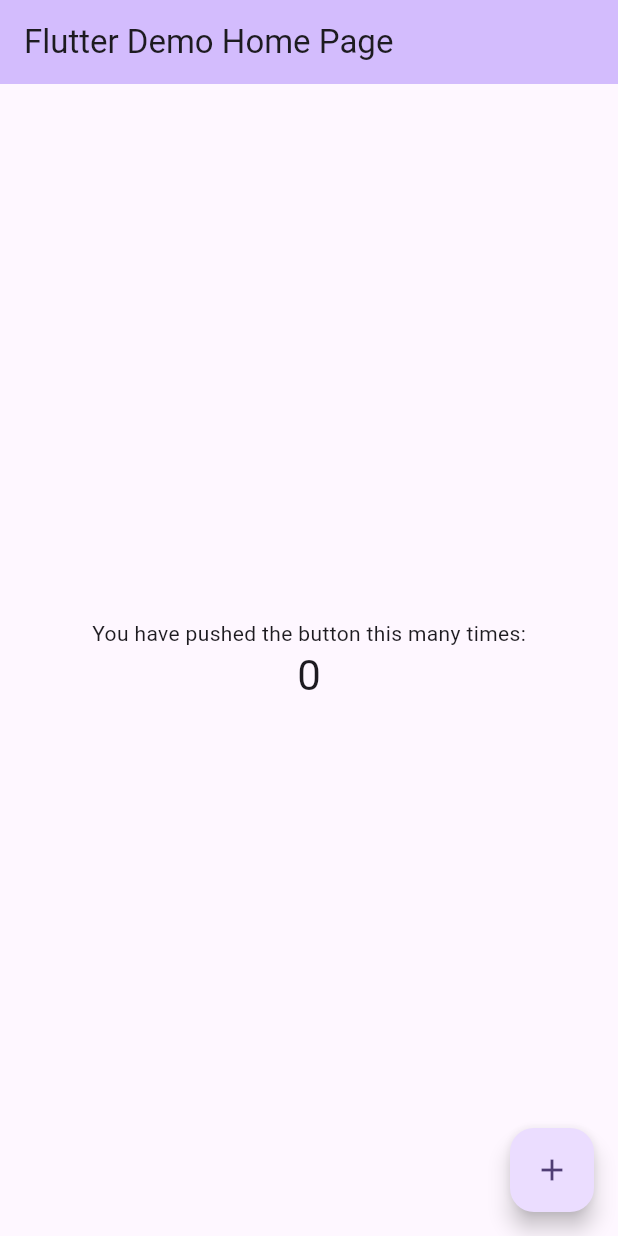
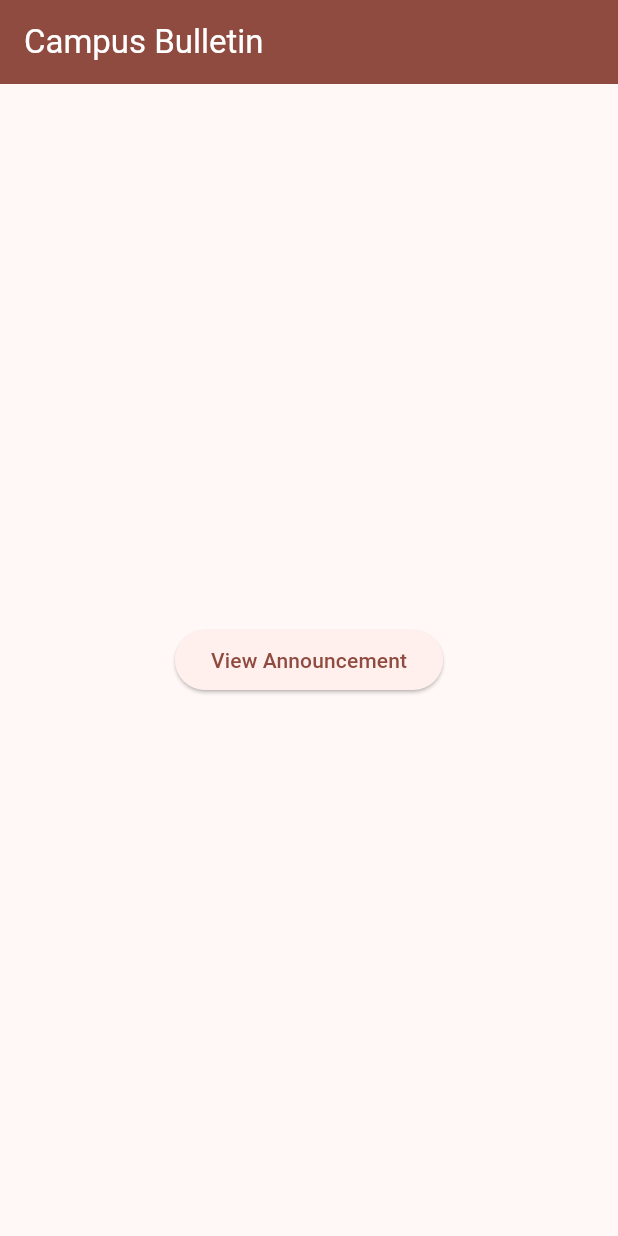
Before and after one commit to jsmn761/CSIT284-Capstone-Ruiz, a Flutter app: the screen it shows after launch, on a phone screen of 412 x 824 dp. Run offline on Flutter 3.47's test engine with Material 3 defaults, Android fonts, the phone set to English and light mode, and no system bars.

Commit message:
Add details screen and navigation

```diff
--- a/capstone_ruiz/lib/main.dart
+++ b/capstone_ruiz/lib/main.dart
@@ -1,122 +1,25 @@
 import 'package:flutter/material.dart';
+import 'package:capstone_ruiz/screens/announcement_screen.dart';
 
 void main() {
-  runApp(const MyApp());
+   runApp(const CampusBulletinApp());
 }
 
-class MyApp extends StatelessWidget {
-  const MyApp({super.key});
+class CampusBulletinApp extends StatelessWidget {
+  const CampusBulletinApp({super.key});
 
-  // This widget is the root of your application.
   @override
   Widget build(BuildContext context) {
     return MaterialApp(
-      title: 'Flutter Demo',
-      theme: ThemeData(
-        // This is the theme of your application.
-        //
-        // TRY THIS: Try running your application with "flutter run". You'll see
-        // the application has a purple toolbar. Then, without quitting the app,
-        // try changing the seedColor in the colorScheme below to Colors.green
-        // and then invoke "hot reload" (save your changes or press the "hot
-        // reload" button in a Flutter-supported IDE, or press "r" if you used
-        // the command line to start the app).
-        //
-        // Notice that the counter didn't reset back to zero; the application
-        // state is not lost during the reload. To reset the state, use hot
-        // restart instead.
-        //
-        // This works for code too, not just values: Most code changes can be
-        // tested with just a hot reload.
-        colorScheme: .fromSeed(seedColor: Colors.deepPurple),
-      ),
-      home: const MyHomePage(title: 'Flutter Demo Home Page'),
+        title: 'Campus Bulletin',
+        debugShowCheckedModeBanner: false,
+        theme: ThemeData(
+          useMaterial3: true,
+          colorScheme: ColorScheme.fromSeed(
+            seedColor: const Color(0xFF800000),
+          ),
+        ),
+        home: const AnnouncementScreen(),
     );
   }
 }
-
-class MyHomePage extends StatefulWidget {
-  const MyHomePage({super.key, required this.title});
-
-  // This widget is the home page of your application. It is stateful, meaning
-  // that it has a State object (defined below) that contains fields that affect
-  // how it looks.
-
-  // This class is the configuration for the state. It holds the values (in this
-  // case the title) provided by the parent (in this case the App widget) and
-  // used by the build method of the State. Fields in a Widget subclass are
-  // always marked "final".
-
-  final String title;
-
-  @override
-  State<MyHomePage> createState() => _MyHomePageState();
-}
-
-class _MyHomePageState extends State<MyHomePage> {
-  int _counter = 0;
-
-  void _incrementCounter() {
-    setState(() {
-      // This call to setState tells the Flutter framework that something has
-      // changed in this State, which causes it to rerun the build method below
-      // so that the display can reflect the updated values. If we changed
-      // _counter without calling setState(), then the build method would not be
-      // called again, and so nothing would appear to happen.
-      _counter++;
-    });
-  }
-
-  @override
-  Widget build(BuildContext context) {
-    // This method is rerun every time setState is called, for instance as done
-    // by the _incrementCounter method above.
-    //
-    // The Flutter framework has been optimized to make rerunning build methods
-    // fast, so that you can just rebuild anything that needs updating rather
-    // than having to individually change instances of widgets.
-    return Scaffold(
-      appBar: AppBar(
-        // TRY THIS: Try changing the color here to a specific color (to
-        // Colors.amber, perhaps?) and trigger a hot reload to see the AppBar
-        // change color while the other colors stay the same.
-        backgroundColor: Theme.of(context).colorScheme.inversePrimary,
-        // Here we take the value from the MyHomePage object that was created by
-        // the App.build method, and use it to set our appbar title.
-        title: Text(widget.title),
-      ),
-      body: Center(
-        // Center is a layout widget. It takes a single child and positions it
-        // in the middle of the parent.
-        child: Column(
-          // Column is also a layout widget. It takes a list of children and
-          // arranges them vertically. By default, it sizes itself to fit its
-          // children horizontally, and tries to be as tall as its parent.
-          //
-          // Column has various properties to control how it sizes itself and
-          // how it positions its children. Here we use mainAxisAlignment to
-          // center the children vertically; the main axis here is the vertical
-          // axis because Columns are vertical (the cross axis would be
-          // horizontal).
-          //
-          // TRY THIS: Invoke "debug painting" (choose the "Toggle Debug Paint"
-          // action in the IDE, or press "p" in the console), to see the
-          // wireframe for each widget.
-          mainAxisAlignment: .center,
-          children: [
-            const Text('You have pushed the button this many times:'),
-            Text(
-              '$_counter',
-              style: Theme.of(context).textTheme.headlineMedium,
-            ),
-          ],
-        ),
-      ),
-      floatingActionButton: FloatingActionButton(
-        onPressed: _incrementCounter,
-        tooltip: 'Increment',
-        child: const Icon(Icons.add),
-      ),
-    );
-  }
-}
--- a/capstone_ruiz/lib/screens/announcement_screen.dart
+++ b/capstone_ruiz/lib/screens/announcement_screen.dart
@@ -0,0 +1,32 @@
+import 'package:flutter/material.dart';
+import 'announcement_detail_screen.dart';
+
+class AnnouncementScreen extends StatelessWidget {
+    const AnnouncementScreen({super.key});
+
+  @override
+  Widget build(BuildContext context) {
+   return Scaffold(
+    appBar: AppBar(
+      title: const Text('Campus Bulletin'),
+      backgroundColor: Theme.of(context).colorScheme.primary,
+      foregroundColor: Colors.white,
+    ),
+
+    body: Center(
+      child: ElevatedButton(
+        onPressed: () {
+          Navigator.push(
+            context,
+            MaterialPageRoute(
+              builder: (context) => const AnnouncementDetailScreen(),
+              ),
+          );
+        },
+
+        child: const Text('View Announcement'),
+     ),
+    ),
+   );
+  }
+}
```
Also changed, not shown: capstone_ruiz/lib/screens/announcement_detail_screen.dart (+50 -0 lines), 1 other file.
